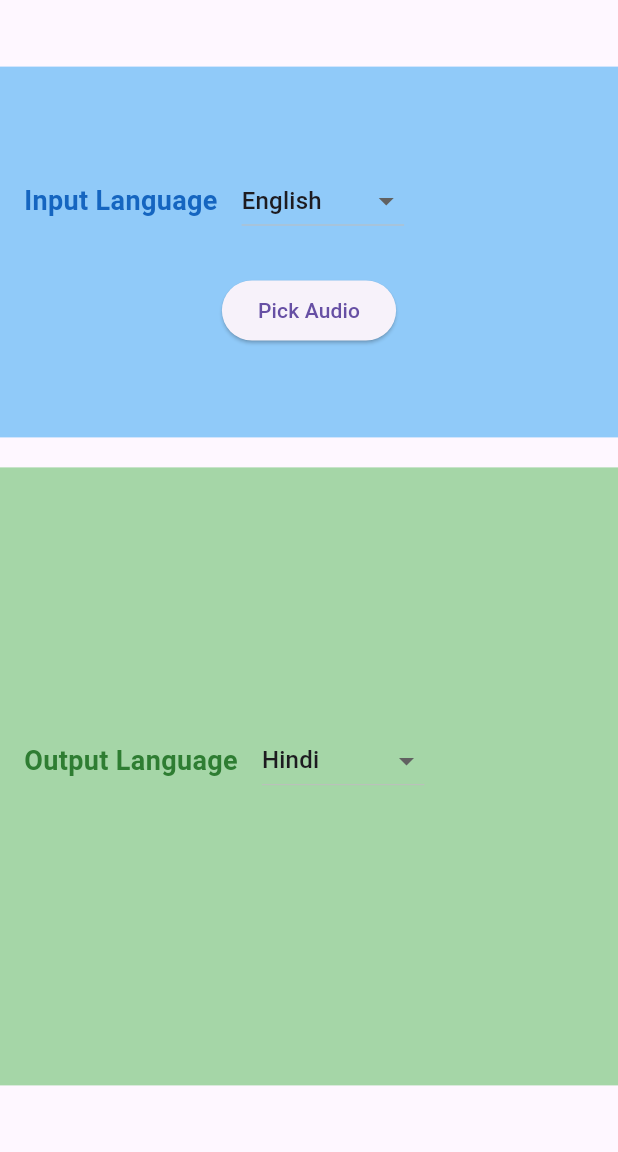
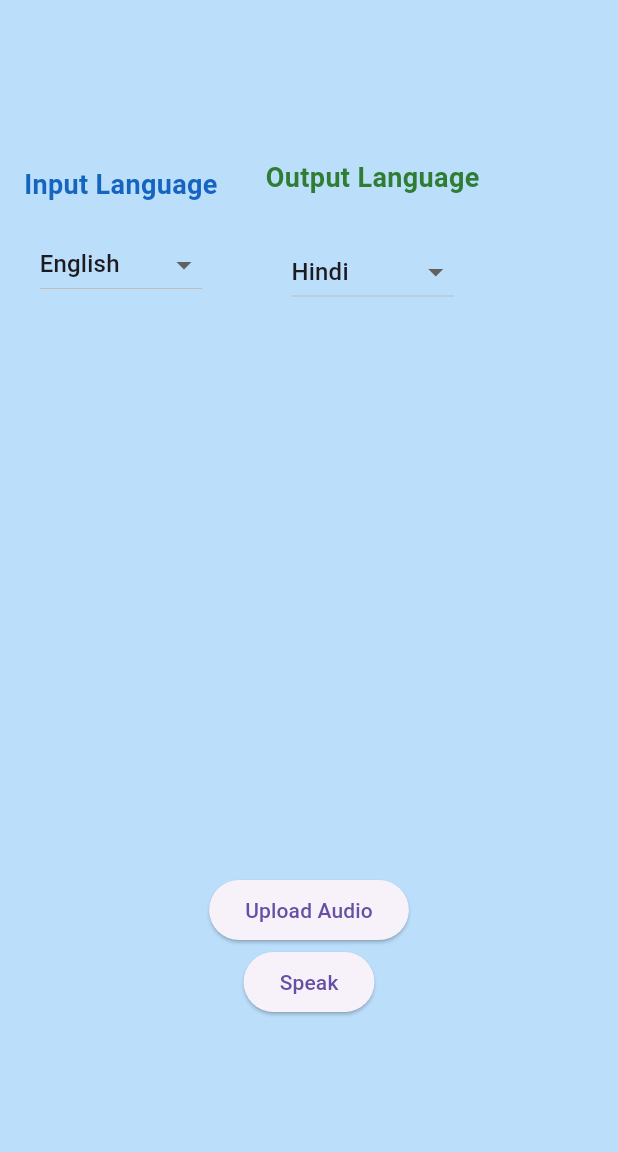
Before and after one commit to Varun-Kolanu/speech_translation, a Flutter app: the screen it shows after launch, on a phone screen of 412 x 824 dp, the part 84-1236 px from its top. Run offline on Flutter 3.47's test engine with Material 3 defaults, Android fonts, the light colour scheme and no system bars; our stand-ins replace file_picker, flutter_tts, speech_to_text; missing offline and left inert: google_speech, translator.

Commit message:
seperated pages

```diff
--- a/lib/main.dart
+++ b/lib/main.dart
@@ -1,6 +1,7 @@
 import 'package:flutter/material.dart';
 import 'package:speech_translation/pages/speech.dart';
 import 'package:speech_translation/utils/audio_to_text.dart';
+import 'package:speech_translation/utils/speech_to_text.dart';
 import 'package:speech_translation/utils/text_to_speech.dart';
 import 'package:speech_translation/utils/translator.dart';
 
@@ -15,7 +16,7 @@ class MyApp extends StatelessWidget {
   @override
   Widget build(BuildContext context) {
     MyTts();
-    // MyStt();
+    MyStt();
     MyAtt();
     MyTranslator();
     return const MaterialApp(
--- a/lib/pages/speech.dart
+++ b/lib/pages/speech.dart
@@ -1,11 +1,11 @@
-import 'dart:io';
-
 import 'package:file_picker/file_picker.dart';
 import 'package:flutter/material.dart';
+import 'package:speech_translation/pages/output.dart';
 import 'package:speech_translation/utils/audio_to_text.dart';
+import 'package:speech_translation/utils/speech_to_text.dart';
+import 'package:speech_translation/utils/stt_state.dart';
 import 'package:speech_translation/utils/text_to_speech.dart';
 import 'package:speech_translation/utils/translator.dart';
-import 'package:speech_translation/utils/tts_state.dart';
 
 class SpeechPage extends StatefulWidget {
   const SpeechPage({super.key});
@@ -17,12 +17,15 @@ class SpeechPage extends StatefulWidget {
 class _SpeechPageState extends State<SpeechPage> {
   final MyAtt _att = MyAtt();
   final MyTts _tts = MyTts();
+  final MyStt _stt = MyStt();
   final MyTranslator _translator = MyTranslator();
 
-  File? _selectedFile;
-  String _selectedInputLanguage = 'en-US';
+  bool _loading = false;
+
+  String? _selectedFilePath;
+  String _selectedInputLanguage = 'en_US';
   String _selectedOutputLanguage = 'hi-IN';
-  TtsState _status = TtsState.initialized;
+  SttState _status = SttState.stopped;
   final List<dynamic> _voices = [
     {
       "name": "English",
@@ -65,14 +68,77 @@ class _SpeechPageState extends State<SpeechPage> {
   @override
   void initState() {
     super.initState();
-    _tts.callback = updateStatus;
+    _stt.callback = _onSpeechResult;
   }
 
-  String _getLanguageCode(String language) {
+  final List<dynamic> _sttVoices = [
+    {
+      "name": "English",
+      "id": "en_US",
+    },
+    {
+      "name": "Hindi",
+      "id": "hi_IN",
+    },
+    {
+      "name": "Korean",
+      "id": "ko_KR",
+    },
+    {
+      "name": "Japanese",
+      "id": "ja_JP",
+    },
+    {
+      "name": "Russian",
+      "id": "ru_RU",
+    },
+    {
+      "name": "Arabic",
+      "id": "ar_AE",
+    },
+    {
+      "name": "French",
+      "id": "fr_FR",
+    },
+    {
+      "name": "Portuguese",
+      "id": "pt_PT",
+    },
+    {
+      "name": "Malay",
+      "id": "ms_MY",
+    },
+  ];
+
+  String _getLanguageCode(String language, String type) {
+    if (type == "input") {
+      return language.split("_")[0];
+    } else {
       return language.split("-")[0];
+    }
+  }
+
+  Future<void> _handleSpeech() async {
+    if (_status != SttState.listening) {
+      await _stt.startListening();
+    } else {
+      await _stt.stopListening();
+    }
+  }
+
+  void _onSpeechResult(String text, SttState status, String emitted) async {
+    setState(() {
+      _status = status;
+    });
+    if (emitted == "done") {
+      await _translateSpeech(text);
+    }
   }
 
   Future<void> _pickFile() async {
+    setState(() {
+      _loading = true;
+    });
     FilePickerResult? result = await FilePicker.platform.pickFiles(
       type: FileType.audio,
       allowCompression: true,
@@ -80,33 +146,36 @@ class _SpeechPageState extends State<SpeechPage> {
 
     if (result != null) {
       setState(() {
-        _selectedFile = File(result.files.single.path!);
+        _selectedFilePath = result.files.single.path!;
       });
-      await _translateSpeech();
+      String transcribedText =
+          await _att.getText(_selectedInputLanguage, _selectedFilePath!);
+      await _translateSpeech(transcribedText);
+      setState(() {
+        _loading = false;
+      });
     }
   }
 
-  Future<void> _translateSpeech() async {
-    String transcribedText =
-        await _att.getText(_selectedInputLanguage, _selectedFile!.path);
+  Future<void> _translateSpeech(String text) async {
     String translatedOutput = await _translator.getTranslation(
-      transcribedText,
-      _getLanguageCode(_selectedInputLanguage),
-      _getLanguageCode(
-        _selectedOutputLanguage,
-      ),
+      text,
+      _getLanguageCode(_selectedInputLanguage, "input"),
+      _getLanguageCode(_selectedOutputLanguage, "output"),
     );
-    await _tts.download(
-        translatedOutput,
-        (_voices
+
+    if (mounted) {
+      Navigator.push(
+        context,
+        MaterialPageRoute(
+            builder: (context) => Output(
+                  text: translatedOutput,
+                  outputLang: (_voices
                       .where((voice) => voice["id"] == _selectedOutputLanguage)
-            .toList())[0]["name"]);
+                      .toList())[0]["name"],
+                )),
+      );
     }
-
-  void updateStatus(TtsState status) {
-    setState(() {
-      _status = status;
-    });
   }
 
   @override
@@ -121,28 +190,16 @@ class _SpeechPageState extends State<SpeechPage> {
         ),
         backgroundColor: Colors.blueAccent,
       ),
-      body: Column(
-        mainAxisAlignment: MainAxisAlignment.center,
-        children: <Widget>[
-          _buildSpeechInputSection(),
-          const SizedBox(height: 20.0),
-          _buildTranslationOutputSection(),
-        ],
-      ),
-    );
-  }
-
-  Widget _buildSpeechInputSection() {
-    return Container(
-      color: Colors.blue[200],
-      child: SizedBox(
-        height: MediaQuery.of(context).size.height * 0.3,
+      body: Center(
+        child: Container(
+          height: double.infinity,
+          color: Colors.blue[100],
           child: Column(
-          mainAxisAlignment: MainAxisAlignment.center,
+            mainAxisAlignment: MainAxisAlignment.spaceAround,
             children: [
-            SizedBox(
-              width: double.infinity,
-              child: Row(
+              Row(
+                children: [
+                  Column(
                     children: [
                       Padding(
                         padding: const EdgeInsets.all(16.0),
@@ -161,7 +218,7 @@ class _SpeechPageState extends State<SpeechPage> {
                             _selectedInputLanguage = newValue!;
                           });
                         },
-                    items: _voices
+                        items: _sttVoices
                             .map<DropdownMenuItem<String>>(
                               (voice) => DropdownMenuItem<String>(
                                 value: voice["id"],
@@ -172,28 +229,7 @@ class _SpeechPageState extends State<SpeechPage> {
                       ),
                     ],
                   ),
-            ),
-            const SizedBox(height: 20.0),
-            ElevatedButton(
-                onPressed: _pickFile,
-                child: const Text(
-                  "Pick Audio",
-                )),
-          ],
-        ),
-      ),
-    );
-  }
-
-  Widget _buildTranslationOutputSection() {
-    return Container(
-      color: Colors.green[200],
-      child: SizedBox(
-        height: MediaQuery.of(context).size.height * 0.5,
-        child: Column(
-          mainAxisAlignment: MainAxisAlignment.center,
-          children: [
-            Row(
+                  Column(
                     children: [
                       Padding(
                         padding: const EdgeInsets.all(16.0),
@@ -225,15 +261,30 @@ class _SpeechPageState extends State<SpeechPage> {
                             .toList(),
                       ),
                     ],
-            ),
-            _status == TtsState.downloading
-                ? const Text("Downloading...")
-                : _status == TtsState.initialized
-                    ? const Text("")
-                    : const Text(
-                        "See downloaded file in Audio section of phone",
                   )
                 ],
+              ),
+              const SizedBox(height: 20.0),
+              Column(
+                children: [
+                  _loading
+                      ? const CircularProgressIndicator()
+                      : ElevatedButton(
+                          onPressed: _pickFile,
+                          child: const Text(
+                            "Upload Audio",
+                          ),
+                        ),
+                  ElevatedButton(
+                    onPressed: _handleSpeech,
+                    child: const Text(
+                      "Speak",
+                    ),
+                  ),
+                ],
+              )
+            ],
+          ),
         ),
       ),
     );
--- /dev/null
+++ b/lib/utils/audio_player_state.dart
@@ -0,0 +1,5 @@
+enum PlayerState {
+  stopped,
+  playing,
+  paused,
+}
--- /dev/null
+++ b/lib/utils/speech_to_text.dart
@@ -0,0 +1,94 @@
+import 'package:speech_to_text/speech_to_text.dart';
+import 'package:speech_to_text/speech_recognition_result.dart';
+import 'package:speech_translation/utils/stt_state.dart';
+
+typedef SpeechRecognitionResultCallback = void Function(
+  String text,
+  SttState status,
+  String emitted,
+);
+
+class MyStt {
+  late SpeechToText stt;
+  List<LocaleName> localeNames = [];
+  String lastWords = "";
+  bool hasSpeech = false;
+  String _localeId = "en_US";
+  SpeechRecognitionResultCallback? callback;
+  SpeechListenOptions listenOptions = SpeechListenOptions(
+    cancelOnError: true,
+    listenMode: ListenMode.dictation,
+  );
+
+  static final MyStt _instance = MyStt._internal();
+
+  factory MyStt() => _instance;
+  MyStt._internal() {
+    stt = SpeechToText();
+    initStt();
+  }
+
+  Future<void> initStt() async {
+    try {
+      await stt.initialize(
+        onStatus: (status) {
+          print('status: $status');
+          if (status == 'done') {
+            callback?.call(lastWords, SttState.stopped, 'done');
+            lastWords = "";
+          } else {
+            callback?.call(lastWords, SttState.listening, 'listening');
+          }
+          hasSpeech = true;
+        },
+        onError: (error) {
+          print('error: $error');
+          lastWords = "";
+          callback?.call(lastWords, SttState.stopped, 'stop');
+          hasSpeech = false;
+        },
+      );
+
+      if (hasSpeech) {
+        // Get the list of languages installed on the supporting platform so they
+        // can be displayed in the UI for selection by the user.
+        localeNames = await stt.locales();
+      }
+    } catch (e) {
+      print('Speech recognition failed: ${e.toString()}');
+    }
+  }
+
+  Future<dynamic> getLanguages() async {
+    final locales = (await stt.locales())
+        .map((e) => {
+              "name": e.name,
+              "locale": (e.localeId),
+            })
+        .toList();
+    return locales;
+  }
+
+  Future<void> startListening() async {
+    print("Listening...");
+    await stt.listen(
+        onResult: (SpeechRecognitionResult result) {
+          lastWords = result.recognizedWords;
+          print(result.recognizedWords);
+          callback?.call(result.recognizedWords, SttState.listening, 'result');
+        },
+        listenOptions: listenOptions,
+        localeId: _localeId);
+  }
+
+  Future<void> stopListening() async {
+    await stt.stop();
+    print("Stopped Listening...");
+    lastWords = "";
+    callback?.call(lastWords, SttState.stopped, 'done');
+  }
+
+  void setLocaleId(String id) {
+    _localeId = id;
+  }
+}
--- a/pubspec.yaml
+++ b/pubspec.yaml
@@ -42,6 +42,8 @@ dependencies:
   path_provider: ^2.1.3
   file_picker: ^8.0.2
   google_speech: ^5.2.0+1
+  audioplayers: ^6.0.0
+  fluttertoast: ^8.2.5
 
 dev_dependencies:
   flutter_test:
```
Also changed, not shown: lib/pages/output.dart (added, +58 -0 lines), lib/utils/text_to_speech.dart (+3 -4 lines), pubspec.lock, 5 other files. Lines whose indentation alone changed are shown as unchanged.
